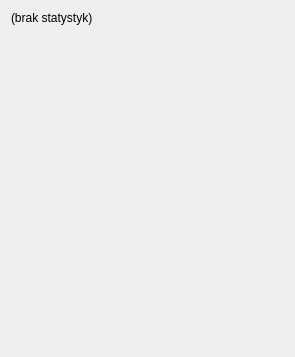
Above: statisticsdialog.ui from richardboo/modelling-hand-trajectory-3d before the change. Below: the same form after it.
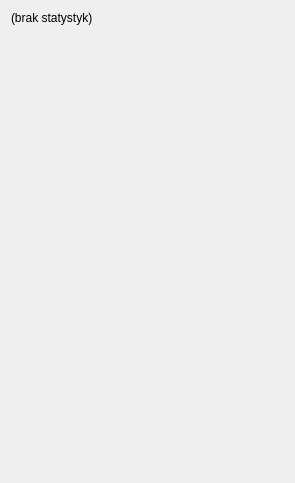
That is the form after the change.

The edit to the form file:
```diff
--- a/statisticsdialog.ui
+++ b/statisticsdialog.ui
@@ -7,7 +7,7 @@
     <x>0</x>
     <y>0</y>
     <width>295</width>
-    <height>357</height>
+    <height>483</height>
    </rect>
   </property>
   <property name="windowTitle">
```
